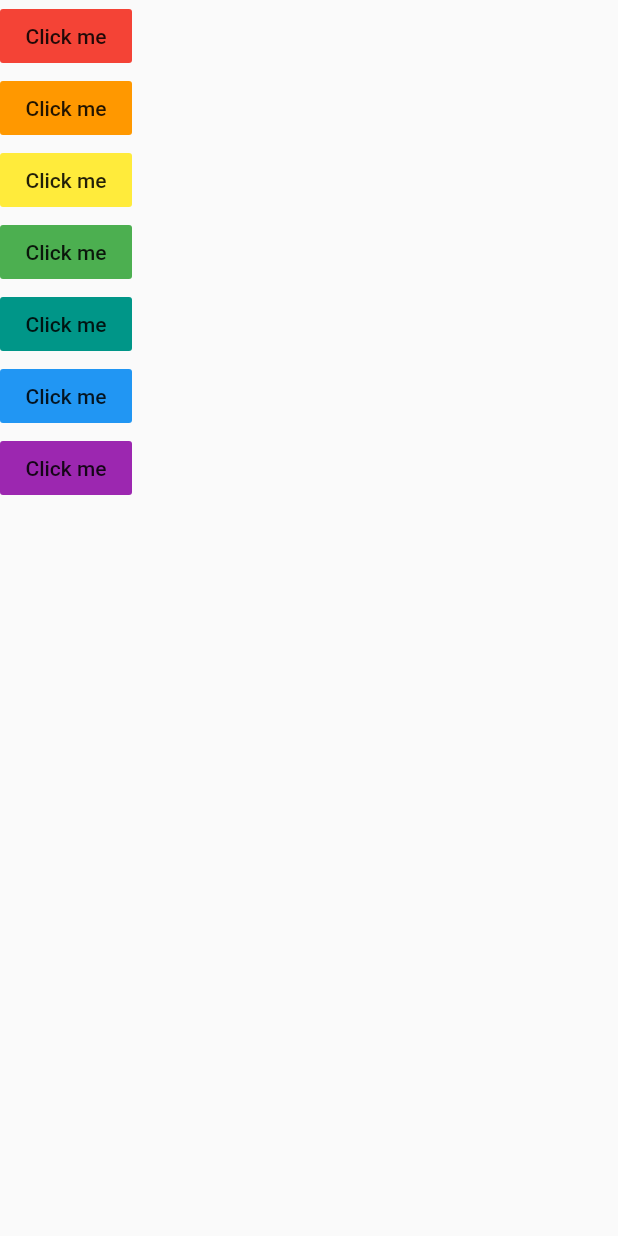
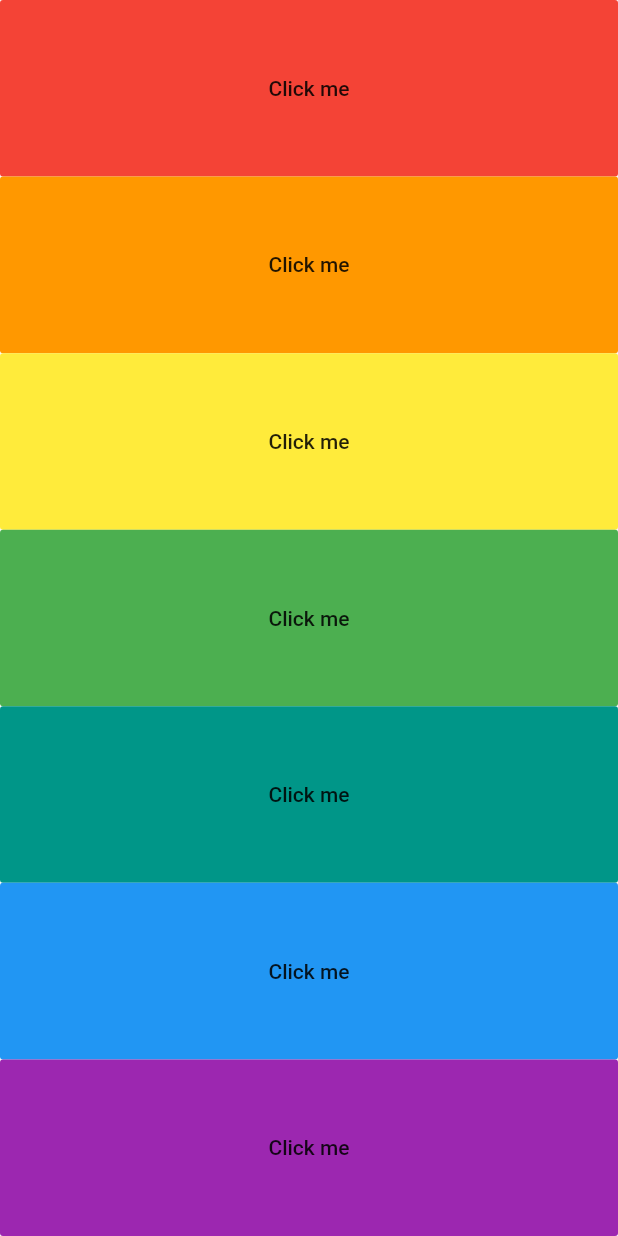
Before and after one commit to hussenk/TryFlutter, a Flutter app: the screen it shows after launch, after a tap on "Click me", on a phone screen of 412 x 824 dp. Run offline on Flutter 3.47's test engine with Material 2 defaults, Android fonts, the phone set to English and light mode, and no system bars; our stand-ins replace audioplayers.

Commit message:
done with xylophone

```diff
--- a/xylophone-flutter/lib/main.dart
+++ b/xylophone-flutter/lib/main.dart
@@ -10,69 +10,37 @@
   int number;
 
   Widget build(BuildContext context) {
+    void PlaySounds(int number) {
+      player.play('note$number.wav');
+    }
+
+    buildKey(Color color, int number) {
+     return Expanded(
+        child: FlatButton(
+          color: color,
+          onPressed: () {
+            PlaySounds(number);
+          },
+          child: Text('Click me'),
+        ),
+      );
+    }
+
     return MaterialApp(
       debugShowCheckedModeBanner: false,
       home: Scaffold(
         body: SafeArea(
           child: Column(
+            crossAxisAlignment: CrossAxisAlignment.stretch,
             children: [
-              FlatButton(
-                color: Colors.red,
-                onPressed: () {
-                  ;
-                  player.play('note1.wav');
-                  print(number);
-                },
-                child: Text('Click me'),
-              ),
-              FlatButton(
-                color: Colors.orange,
-                onPressed: () {
-                  player.play('note2.wav');
-                  print(number);
-                },
-                child: Text('Click me'),
-              ),
-              FlatButton(
-                color: Colors.yellow,
-                onPressed: () {
-                  player.play('note3.wav');
-                  print(number);
-                },
-                child: Text('Click me'),
-              ),
-              FlatButton(
-                color: Colors.green,
-                onPressed: () {
-                  player.play('note4.wav');
-                  print(number);
-                },
-                child: Text('Click me'),
-              ),
-              FlatButton(
-                color: Colors.teal,
-                onPressed: () {
-                  player.play('note5.wav');
-                  print(number);
-                },
-                child: Text('Click me'),
-              ),
-              FlatButton(
-                color: Colors.blue,
-                onPressed: () {
-                  player.play('note6.wav');
-                  print(number);
-                },
-                child: Text('Click me'),
-              ),
-              FlatButton(
-                color: Colors.purple,
-                onPressed: () {
-                  player.play('note7.wav');
-                  print(number);
-                },
-                child: Text('Click me'),
-              ),
+              buildKey(Colors.red, 1),
+              buildKey(Colors.orange, 2),
+              buildKey(Colors.yellow, 3),
+              buildKey(Colors.green, 4),
+              buildKey(Colors.teal, 5),
+              buildKey(Colors.blue, 6),
+              buildKey(Colors.purple, 7),
+
             ],
           ),
         ),
```
